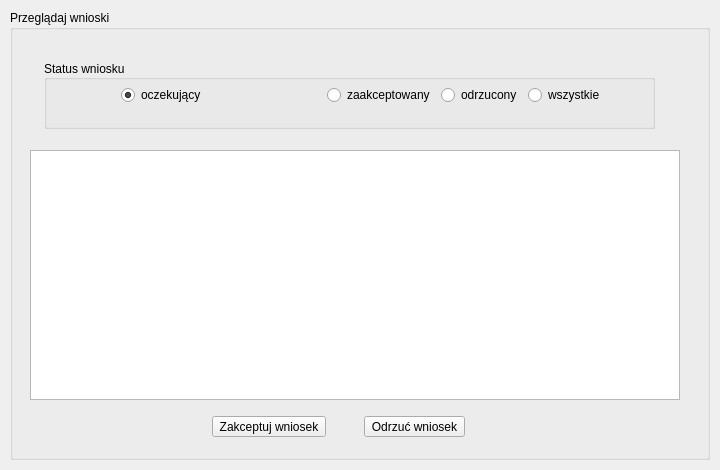
Old version of the form src/gui/forms/RequestsForm.ui in the repository artven/phonebook.
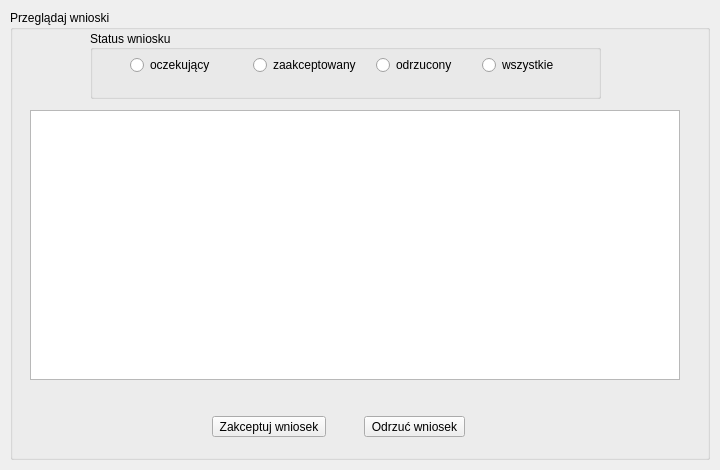
New version of the form. Icons and pictures are not drawn.

Diff of the .ui file:
```diff
--- a/src/gui/forms/RequestsForm.ui
+++ b/src/gui/forms/RequestsForm.ui
@@ -41,9 +41,9 @@
     <property name="geometry">
      <rect>
       <x>20</x>
-      <y>140</y>
+      <y>100</y>
       <width>650</width>
-      <height>250</height>
+      <height>270</height>
      </rect>
     </property>
     <property name="sizeAdjustPolicy">
@@ -64,9 +64,12 @@
     <attribute name="horizontalHeaderCascadingSectionResizes">
      <bool>true</bool>
     </attribute>
-    <attribute name="horizontalHeaderMinimumSectionSize">
+    <attribute name="horizontalHeaderDefaultSectionSize">
      <number>150</number>
     </attribute>
+    <attribute name="horizontalHeaderMinimumSectionSize">
+     <number>30</number>
+    </attribute>
     <attribute name="verticalHeaderVisible">
      <bool>false</bool>
     </attribute>
@@ -114,9 +117,9 @@
    <widget class="QGroupBox" name="groupBox">
     <property name="geometry">
      <rect>
-      <x>34</x>
-      <y>50</y>
-      <width>611</width>
+      <x>80</x>
+      <y>20</y>
+      <width>511</width>
       <height>69</height>
      </rect>
     </property>
@@ -138,44 +141,28 @@
     <widget class="QWidget" name="layoutWidget_6">
      <property name="geometry">
       <rect>
-       <x>60</x>
+       <x>40</x>
        <y>20</y>
-       <width>501</width>
+       <width>452</width>
        <height>31</height>
       </rect>
      </property>
      <layout class="QHBoxLayout" name="horizontalLayout_3">
-      <item>
-       <spacer name="horizontalSpacer_3">
-        <property name="orientation">
-         <enum>Qt::Horizontal</enum>
-        </property>
-        <property name="sizeHint" stdset="0">
-         <size>
-          <width>17</width>
-          <height>20</height>
-         </size>
-        </property>
-       </spacer>
-      </item>
       <item>
        <widget class="QRadioButton" name="waitingRequestsRadioButton">
-        <property name="sizePolicy">
-         <sizepolicy hsizetype="Expanding" vsizetype="Fixed">
-          <horstretch>1</horstretch>
-          <verstretch>0</verstretch>
-         </sizepolicy>
-        </property>
         <property name="text">
          <string>oczekujący</string>
         </property>
-        <property name="checked">
-         <bool>true</bool>
-        </property>
        </widget>
       </item>
       <item>
        <widget class="QRadioButton" name="acceptedRequestsRadioButton">
+        <property name="maximumSize">
+         <size>
+          <width>130</width>
+          <height>16777215</height>
+         </size>
+        </property>
         <property name="text">
          <string>zaakceptowany</string>
         </property>
@@ -183,6 +170,12 @@
       </item>
       <item>
        <widget class="QRadioButton" name="rejectedRequestsRadioButton">
+        <property name="maximumSize">
+         <size>
+          <width>100</width>
+          <height>16777215</height>
+         </size>
+        </property>
         <property name="text">
          <string>odrzucony</string>
         </property>
@@ -190,6 +183,12 @@
       </item>
       <item>
        <widget class="QRadioButton" name="allRequestsRadioButton">
+        <property name="maximumSize">
+         <size>
+          <width>100</width>
+          <height>16777215</height>
+         </size>
+        </property>
         <property name="text">
          <string>wszystkie</string>
         </property>
```
